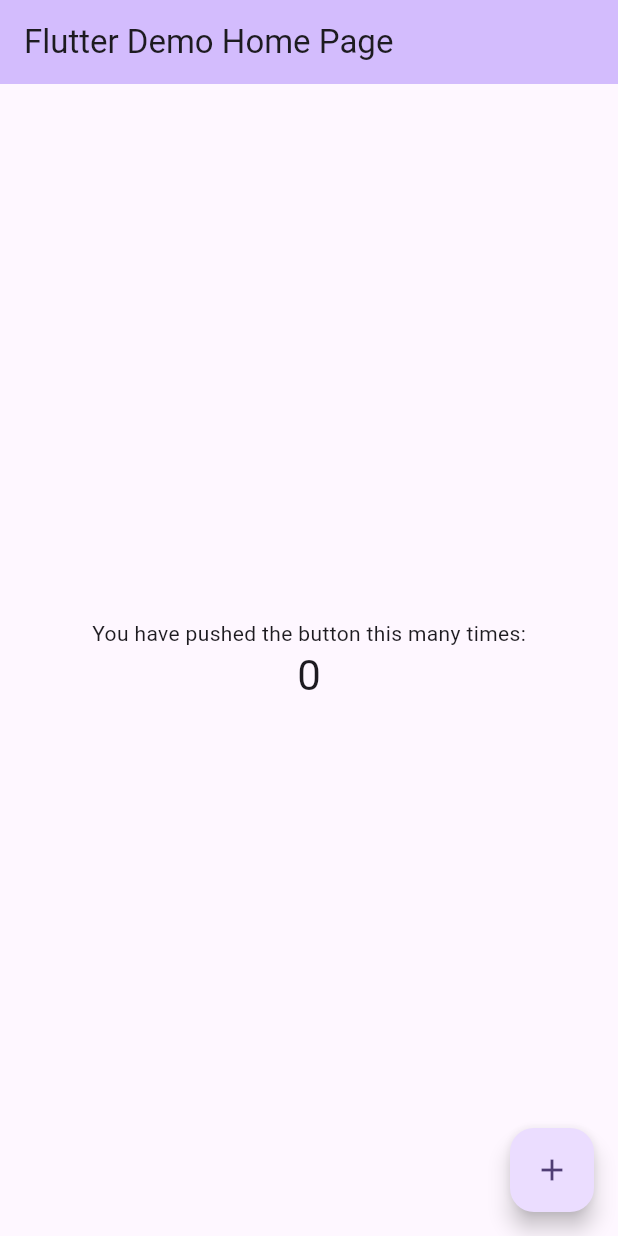
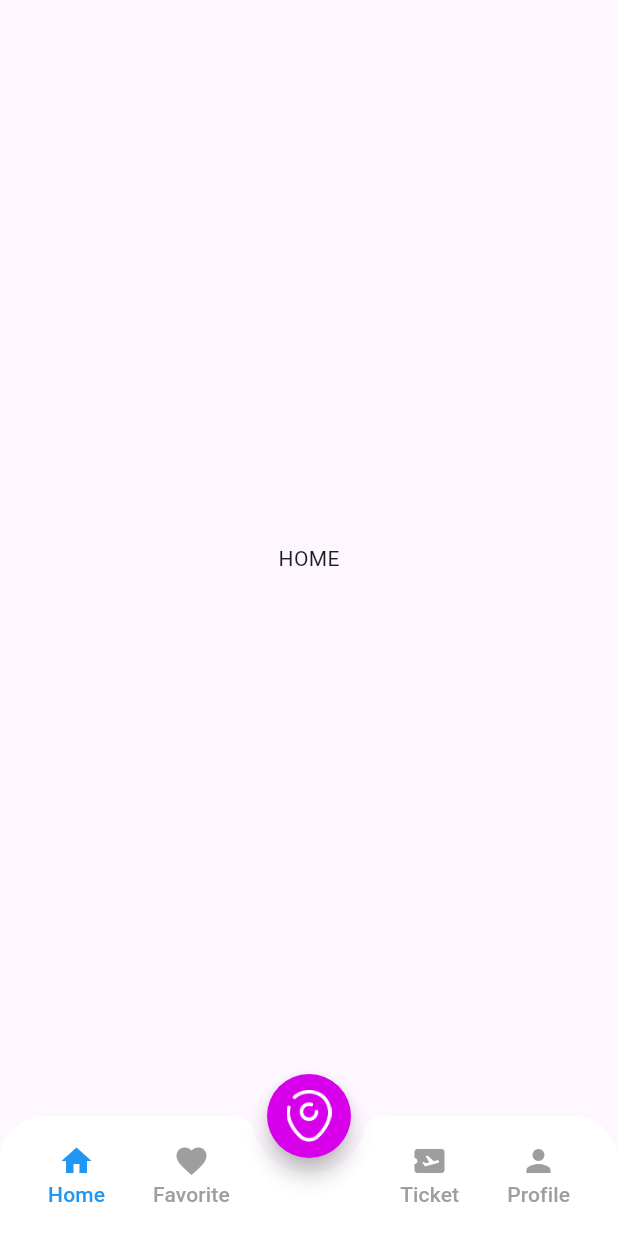
Before and after one commit to lazuardh/eventmi-application, a Flutter app: the screen it shows after launch, on a phone screen of 412 x 824 dp. Run offline on Flutter 3.47's test engine with Material 3 defaults, Android fonts, the light colour scheme and no system bars.

Commit message:
create / navigation and routing

```diff
--- a/lib/main.dart
+++ b/lib/main.dart
@@ -1,3 +1,4 @@
+import 'package:eventmi_application/presentation/routing/page_route.dart';
 import 'package:flutter/material.dart';
 
 void main() {
@@ -13,113 +14,11 @@
     return MaterialApp(
       title: 'Flutter Demo',
       theme: ThemeData(
-        // This is the theme of your application.
-        //
-        // TRY THIS: Try running your application with "flutter run". You'll see
-        // the application has a purple toolbar. Then, without quitting the app,
-        // try changing the seedColor in the colorScheme below to Colors.green
-        // and then invoke "hot reload" (save your changes or press the "hot
-        // reload" button in a Flutter-supported IDE, or press "r" if you used
-        // the command line to start the app).
-        //
-        // Notice that the counter didn't reset back to zero; the application
-        // state is not lost during the reload. To reset the state, use hot
-        // restart instead.
-        //
-        // This works for code too, not just values: Most code changes can be
-        // tested with just a hot reload.
         colorScheme: ColorScheme.fromSeed(seedColor: Colors.deepPurple),
         useMaterial3: true,
       ),
-      home: const MyHomePage(title: 'Flutter Demo Home Page'),
+      routes: AppPage.pages,
+      initialRoute: '/',
     );
   }
 }
-
-class MyHomePage extends StatefulWidget {
-  const MyHomePage({super.key, required this.title});
-
-  // This widget is the home page of your application. It is stateful, meaning
-  // that it has a State object (defined below) that contains fields that affect
-  // how it looks.
-
-  // This class is the configuration for the state. It holds the values (in this
-  // case the title) provided by the parent (in this case the App widget) and
-  // used by the build method of the State. Fields in a Widget subclass are
-  // always marked "final".
-
-  final String title;
-
-  @override
-  State<MyHomePage> createState() => _MyHomePageState();
-}
-
-class _MyHomePageState extends State<MyHomePage> {
-  int _counter = 0;
-
-  void _incrementCounter() {
-    setState(() {
-      // This call to setState tells the Flutter framework that something has
-      // changed in this State, which causes it to rerun the build method below
-      // so that the display can reflect the updated values. If we changed
-      // _counter without calling setState(), then the build method would not be
-      // called again, and so nothing would appear to happen.
-      _counter++;
-    });
-  }
-
-  @override
-  Widget build(BuildContext context) {
-    // This method is rerun every time setState is called, for instance as done
-    // by the _incrementCounter method above.
-    //
-    // The Flutter framework has been optimized to make rerunning build methods
-    // fast, so that you can just rebuild anything that needs updating rather
-    // than having to individually change instances of widgets.
-    return Scaffold(
-      appBar: AppBar(
-        // TRY THIS: Try changing the color here to a specific color (to
-        // Colors.amber, perhaps?) and trigger a hot reload to see the AppBar
-        // change color while the other colors stay the same.
-        backgroundColor: Theme.of(context).colorScheme.inversePrimary,
-        // Here we take the value from the MyHomePage object that was created by
-        // the App.build method, and use it to set our appbar title.
-        title: Text(widget.title),
-      ),
-      body: Center(
-        // Center is a layout widget. It takes a single child and positions it
-        // in the middle of the parent.
-        child: Column(
-          // Column is also a layout widget. It takes a list of children and
-          // arranges them vertically. By default, it sizes itself to fit its
-          // children horizontally, and tries to be as tall as its parent.
-          //
-          // Column has various properties to control how it sizes itself and
-          // how it positions its children. Here we use mainAxisAlignment to
-          // center the children vertically; the main axis here is the vertical
-          // axis because Columns are vertical (the cross axis would be
-          // horizontal).
-          //
-          // TRY THIS: Invoke "debug painting" (choose the "Toggle Debug Paint"
-          // action in the IDE, or press "p" in the console), to see the
-          // wireframe for each widget.
-          mainAxisAlignment: MainAxisAlignment.center,
-          children: <Widget>[
-            const Text(
-              'You have pushed the button this many times:',
-            ),
-            Text(
-              '$_counter',
-              style: Theme.of(context).textTheme.headlineMedium,
-            ),
-          ],
-        ),
-      ),
-      floatingActionButton: FloatingActionButton(
-        onPressed: _incrementCounter,
-        tooltip: 'Increment',
-        child: const Icon(Icons.add),
-      ), // This trailing comma makes auto-formatting nicer for build methods.
-    );
-  }
-}
--- /dev/null
+++ b/lib/presentation/page/favorite/favorite_pages.dart
@@ -0,0 +1,10 @@
+import 'package:flutter/material.dart';
+
+class FavoritePages extends StatelessWidget {
+  const FavoritePages({super.key});
+
+  @override
+  Widget build(BuildContext context) {
+    return Center(child: Text("FAVORITE"));
+  }
+}
--- /dev/null
+++ b/lib/presentation/page/home/home_pages.dart
@@ -0,0 +1,10 @@
+import 'package:flutter/material.dart';
+
+class HomePages extends StatelessWidget {
+  const HomePages({super.key});
+
+  @override
+  Widget build(BuildContext context) {
+    return Center(child: Text("HOME"));
+  }
+}
--- /dev/null
+++ b/lib/presentation/page/navigation/navigation.dart
@@ -0,0 +1,185 @@
+import 'package:eventmi_application/presentation/page/favorite/favorite_pages.dart';
+import 'package:eventmi_application/presentation/page/home/home_pages.dart';
+import 'package:eventmi_application/presentation/page/profile/profile_pages.dart';
+import 'package:eventmi_application/presentation/page/ticket/ticket_pages.dart';
+import 'package:eventmi_application/utils/colors.dart';
+import 'package:flutter/material.dart';
+
+class Navigation extends StatefulWidget {
+  const Navigation({super.key});
+
+  @override
+  State<Navigation> createState() => _NavigationState();
+}
+
+class _NavigationState extends State<Navigation> {
+  int currentTab = 0;
+
+  Widget currentScreen = const HomePages();
+
+  List<Widget> pages = const [
+    HomePages(),
+    FavoritePages(),
+    TicketPages(),
+    ProfilePages(),
+  ];
+
+  final iconList = <IconData>[
+    Icons.home,
+    Icons.favorite,
+    Icons.airplane_ticket,
+    Icons.person,
+  ];
+
+  @override
+  Widget build(BuildContext context) {
+    return Scaffold(
+        body: currentScreen,
+        floatingActionButton: FloatingActionButton(
+          onPressed: () {},
+          backgroundColor: const Color(0XFFD800EB),
+          shape: const CircleBorder(),
+          child: SizedBox(
+            width: 30,
+            height: 50,
+            child: Image.asset(
+              "assets/icon/location.png",
+            ),
+          ),
+        ),
+        floatingActionButtonLocation: FloatingActionButtonLocation.centerDocked,
+        bottomNavigationBar: ClipRRect(
+          borderRadius: const BorderRadius.only(
+            topLeft: Radius.circular(30),
+            topRight: Radius.circular(30),
+          ),
+          child: BottomAppBar(
+            color: backgroundBottomNav,
+            shape: const CircularNotchedRectangle(),
+            notchMargin: 10,
+            child: SizedBox(
+              height: 60,
+              child: Row(
+                mainAxisAlignment: MainAxisAlignment.spaceBetween,
+                children: [
+                  Row(
+                    crossAxisAlignment: CrossAxisAlignment.start,
+                    children: [
+                      MaterialButton(
+                        minWidth: 40,
+                        onPressed: () {
+                          setState(() {
+                            currentScreen = const HomePages();
+                            currentTab = 0;
+                          });
+                        },
+                        child: Column(
+                          mainAxisAlignment: MainAxisAlignment.center,
+                          children: [
+                            Icon(
+                              Icons.home,
+                              color:
+                                  currentTab == 0 ? Colors.blue : Colors.grey,
+                            ),
+                            Text(
+                              "Home",
+                              style: TextStyle(
+                                color:
+                                    currentTab == 0 ? Colors.blue : Colors.grey,
+                              ),
+                            )
+                          ],
+                        ),
+                      ),
+                      MaterialButton(
+                        minWidth: 40,
+                        onPressed: () {
+                          setState(() {
+                            currentScreen = const FavoritePages();
+                            currentTab = 1;
+                          });
+                        },
+                        child: Column(
+                          mainAxisAlignment: MainAxisAlignment.center,
+                          children: [
+                            Icon(
+                              Icons.favorite,
+                              color:
+                                  currentTab == 1 ? Colors.blue : Colors.grey,
+                            ),
+                            Text(
+                              "Favorite",
+                              style: TextStyle(
+                                color:
+                                    currentTab == 1 ? Colors.blue : Colors.grey,
+                              ),
+                            )
+                          ],
+                        ),
+                      )
+                    ],
+                  ),
+                  Row(
+                    crossAxisAlignment: CrossAxisAlignment.end,
+                    children: [
+                      MaterialButton(
+                        minWidth: 40,
+                        onPressed: () {
+                          setState(() {
+                            currentScreen = const HomePages();
+                            currentTab = 2;
+                          });
+                        },
+                        child: Column(
+                          mainAxisAlignment: MainAxisAlignment.center,
+                          children: [
+                            Icon(
+                              Icons.airplane_ticket,
+                              color:
+                                  currentTab == 2 ? Colors.blue : Colors.grey,
+                            ),
+                            Text(
+                              "Ticket",
+                              style: TextStyle(
+                                color:
+                                    currentTab == 2 ? Colors.blue : Colors.grey,
+                              ),
+                            )
+                          ],
+                        ),
+                      ),
+                      MaterialButton(
+                        minWidth: 40,
+                        onPressed: () {
+                          setState(() {
+                            currentScreen = const FavoritePages();
+                            currentTab = 3;
+                          });
+                        },
+                        child: Column(
+                          mainAxisAlignment: MainAxisAlignment.center,
+                          children: [
+                            Icon(
+                              Icons.person,
+                              color:
+                                  currentTab == 3 ? Colors.blue : Colors.grey,
+                            ),
+                            Text(
+                              "Profile",
+                              style: TextStyle(
+                                color:
+                                    currentTab == 3 ? Colors.blue : Colors.grey,
+                              ),
+                            )
+                          ],
+                        ),
+                      )
+                    ],
+                  )
+                ],
+              ),
+            ),
+          ),
+        ));
+  }
+}
--- /dev/null
+++ b/lib/presentation/page/profile/profile_pages.dart
@@ -0,0 +1,11 @@
+import 'package:flutter/material.dart';
+
+class ProfilePages extends StatelessWidget {
+  const ProfilePages({super.key});
+
+  @override
+  Widget build(BuildContext context) {
+    return Center(child: Text("PROFILE"));
+    ;
+  }
+}
--- /dev/null
+++ b/lib/presentation/page/ticket/ticket_pages.dart
@@ -0,0 +1,11 @@
+import 'package:flutter/material.dart';
+
+class TicketPages extends StatelessWidget {
+  const TicketPages({super.key});
+
+  @override
+  Widget build(BuildContext context) {
+    return Center(child: Text("Ticket"));
+    ;
+  }
+}
--- /dev/null
+++ b/lib/presentation/routing/page_route.dart
@@ -0,0 +1,8 @@
+import 'package:eventmi_application/presentation/page/navigation/navigation.dart';
+import 'package:eventmi_application/presentation/routing/route_name.dart';
+
+class AppPage {
+  static final pages = {
+    RouteName.navigation: (contex) => const Navigation(),
+  };
+}
--- /dev/null
+++ b/lib/presentation/routing/route_name.dart
@@ -0,0 +1,3 @@
+abstract class RouteName {
+  static const navigation = '/';
+}
--- /dev/null
+++ b/lib/utils/colors.dart
@@ -0,0 +1,5 @@
+import 'package:flutter/material.dart';
+
+const primary500 = Color(0XFFD800EB);
+
+const backgroundBottomNav = Color(0XFFFFFFFF);
```
Also changed, not shown: pubspec.yaml (+6 -14 lines), assets/icon/location.png (added), pubspec.lock.
